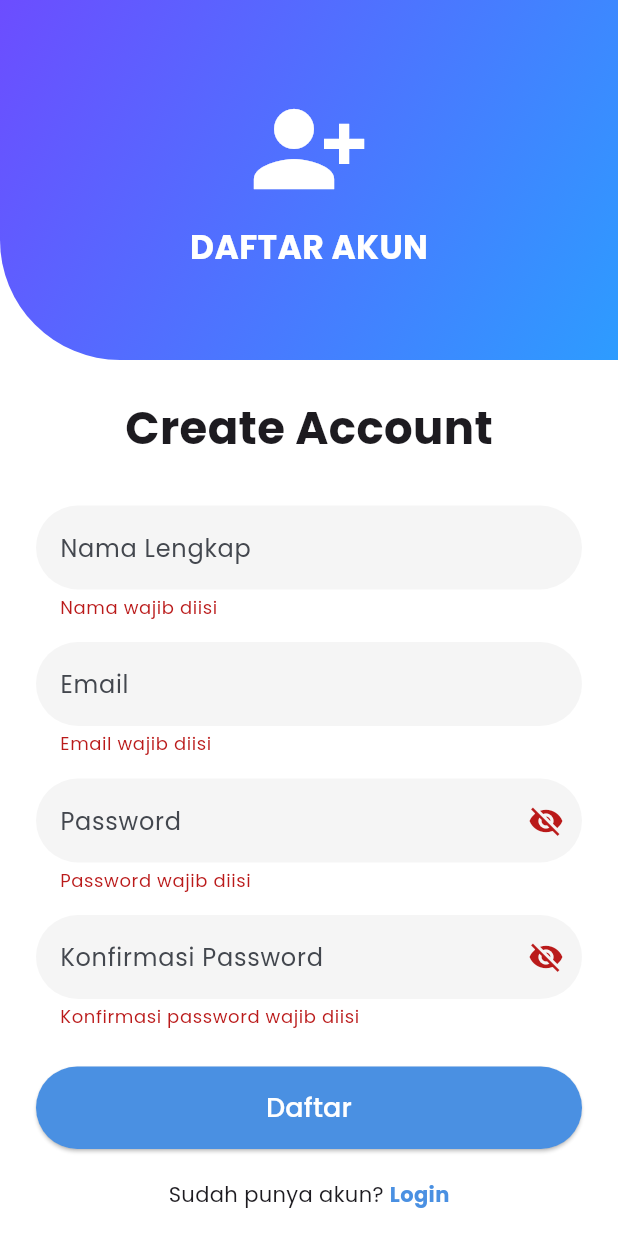
After one commit to rolandtrbl/pesona-pesawaran, a Flutter app: the RegisterPage screen opened directly, after a tap on "Daftar", on a phone screen of 412 x 824 dp. The commit adds this screen. Run offline on Flutter 3.47's test engine with Material 3 defaults, Android fonts, the light colour scheme and no system bars; our stand-ins replace dio, get, google_fonts.

Commit message:
feat: restore auth pages and auth service

```diff
--- /dev/null
+++ b/frontend/lib/constants/api_constant.dart
@@ -0,0 +1,3 @@
+class ApiConstant {
+  static const String baseUrl = 'http://10.0.2.2:3000';
+}
--- /dev/null
+++ b/frontend/lib/features/auth/pages/register_page.dart
@@ -0,0 +1,284 @@
+import 'package:flutter/material.dart';
+import 'package:get/get.dart';
+import '../../../services/auth_service.dart';
+
+class RegisterPage extends StatefulWidget {
+  const RegisterPage({super.key});
+
+  @override
+  State<RegisterPage> createState() => _RegisterPageState();
+}
+
+class _RegisterPageState extends State<RegisterPage> {
+  final _formKey = GlobalKey<FormState>();
+
+  final namaController = TextEditingController();
+  final emailController = TextEditingController();
+  final passwordController = TextEditingController();
+  final confirmPasswordController = TextEditingController();
+
+  final authService = AuthService();
+
+  bool isPasswordHidden = true;
+  bool isConfirmPasswordHidden = true;
+
+  @override
+  Widget build(BuildContext context) {
+    return Scaffold(
+      backgroundColor: Colors.white,
+
+      body: Form(
+        key: _formKey,
+        child: SingleChildScrollView(
+          child: Column(
+            children: [
+              Container(
+                height: 240,
+                decoration: const BoxDecoration(
+                  borderRadius: BorderRadius.only(
+                    bottomLeft: Radius.circular(80),
+                  ),
+                  gradient: LinearGradient(
+                    colors: [Color(0xFF6C4DFF), Color(0xFF2D9CFF)],
+                    begin: Alignment.topLeft,
+                    end: Alignment.bottomRight,
+                  ),
+                ),
+                child: const Center(
+                  child: Column(
+                    mainAxisAlignment: MainAxisAlignment.center,
+                    children: [
+                      Icon(
+                        Icons.person_add_alt_1,
+                        color: Colors.white,
+                        size: 80,
+                      ),
+                      SizedBox(height: 10),
+                      Text(
+                        'DAFTAR AKUN',
+                        style: TextStyle(
+                          color: Colors.white,
+                          fontSize: 22,
+                          fontWeight: FontWeight.bold,
+                        ),
+                      ),
+                    ],
+                  ),
+                ),
+              ),
+
+              Padding(
+                padding: const EdgeInsets.all(24),
+                child: Column(
+                  children: [
+                    const Text(
+                      'Create Account',
+                      style: TextStyle(
+                        fontSize: 30,
+                        fontWeight: FontWeight.bold,
+                      ),
+                    ),
+
+                    const SizedBox(height: 30),
+
+                    TextFormField(
+                      controller: namaController,
+                      validator: (value) {
+                        if (value == null || value.isEmpty) {
+                          return 'Nama wajib diisi';
+                        }
+                        return null;
+                      },
+                      decoration: InputDecoration(
+                        hintText: 'Nama Lengkap',
+                        filled: true,
+                        fillColor: Colors.grey.shade100,
+                        border: OutlineInputBorder(
+                          borderRadius: BorderRadius.circular(30),
+                          borderSide: BorderSide.none,
+                        ),
+                      ),
+                    ),
+
+                    const SizedBox(height: 15),
+
+                    TextFormField(
+                      controller: emailController,
+                      validator: (value) {
+                        if (value == null || value.isEmpty) {
+                          return 'Email wajib diisi';
+                        }
+                        return null;
+                      },
+                      decoration: InputDecoration(
+                        hintText: 'Email',
+                        filled: true,
+                        fillColor: Colors.grey.shade100,
+                        border: OutlineInputBorder(
+                          borderRadius: BorderRadius.circular(30),
+                          borderSide: BorderSide.none,
+                        ),
+                      ),
+                    ),
+
+                    const SizedBox(height: 15),
+
+                    TextFormField(
+                      controller: passwordController,
+                      obscureText: isPasswordHidden,
+                      validator: (value) {
+                        if (value == null || value.isEmpty) {
+                          return 'Password wajib diisi';
+                        }
+
+                        if (value.length < 6) {
+                          return 'Password minimal 6 karakter';
+                        }
+
+                        return null;
+                      },
+                      decoration: InputDecoration(
+                        hintText: 'Password',
+                        filled: true,
+                        fillColor: Colors.grey.shade100,
+                        border: OutlineInputBorder(
+                          borderRadius: BorderRadius.circular(30),
+                          borderSide: BorderSide.none,
+                        ),
+                        suffixIcon: IconButton(
+                          icon: Icon(
+                            isPasswordHidden
+                                ? Icons.visibility_off
+                                : Icons.visibility,
+                          ),
+                          onPressed: () {
+                            setState(() {
+                              isPasswordHidden = !isPasswordHidden;
+                            });
+                          },
+                        ),
+                      ),
+                    ),
+
+                    const SizedBox(height: 15),
+
+                    TextFormField(
+                      controller: confirmPasswordController,
+                      obscureText: isConfirmPasswordHidden,
+                      validator: (value) {
+                        if (value == null || value.isEmpty) {
+                          return 'Konfirmasi password wajib diisi';
+                        }
+
+                        if (value != passwordController.text) {
+                          return 'Password tidak sama';
+                        }
+
+                        return null;
+                      },
+                      decoration: InputDecoration(
+                        hintText: 'Konfirmasi Password',
+                        filled: true,
+                        fillColor: Colors.grey.shade100,
+                        border: OutlineInputBorder(
+                          borderRadius: BorderRadius.circular(30),
+                          borderSide: BorderSide.none,
+                        ),
+                        suffixIcon: IconButton(
+                          icon: Icon(
+                            isConfirmPasswordHidden
+                                ? Icons.visibility_off
+                                : Icons.visibility,
+                          ),
+                          onPressed: () {
+                            setState(() {
+                              isConfirmPasswordHidden =
+                                  !isConfirmPasswordHidden;
+                            });
+                          },
+                        ),
+                      ),
+                    ),
+
+                    const SizedBox(height: 25),
+
+                    SizedBox(
+                      width: double.infinity,
+                      height: 55,
+                      child: ElevatedButton(
+                        onPressed: () async {
+                          if (!_formKey.currentState!.validate()) return;
+
+                          try {
+                            final response = await authService.register(
+                              nama: namaController.text.trim(),
+                              email: emailController.text.trim(),
+                              password: passwordController.text,
+                            );
+
+                            if (response['statusCode'] == 201) {
+                              Get.snackbar(
+                                'Berhasil',
+                                'Akun berhasil dibuat',
+                                snackPosition: SnackPosition.BOTTOM,
+                              );
+
+                              Get.back();
+                            } else {
+                              Get.snackbar(
+                                'Gagal',
+                                response['message'] ?? 'Terjadi kesalahan',
+                                snackPosition: SnackPosition.BOTTOM,
+                              );
+                            }
+                          } catch (e) {
+                            Get.snackbar(
+                              'Error',
+                              e.toString(),
+                              snackPosition: SnackPosition.BOTTOM,
+                            );
+                          }
+                        },
+                        style: ElevatedButton.styleFrom(
+                          backgroundColor: const Color(0xFF4A90E2),
+                          shape: RoundedRectangleBorder(
+                            borderRadius: BorderRadius.circular(30),
+                          ),
+                        ),
+                        child: const Text(
+                          'Daftar',
+                          style: TextStyle(color: Colors.white, fontSize: 18),
+                        ),
+                      ),
+                    ),
+
+                    const SizedBox(height: 20),
+
+                    Row(
+                      mainAxisAlignment: MainAxisAlignment.center,
+                      children: [
+                        const Text('Sudah punya akun? '),
+                        GestureDetector(
+                          onTap: () {
+                            Get.back();
+                          },
+                          child: const Text(
+                            'Login',
+                            style: TextStyle(
+                              color: Color(0xFF4A90E2),
+                              fontWeight: FontWeight.bold,
+                            ),
+                          ),
+                        ),
+                      ],
+                    ),
+                  ],
+                ),
+              ),
+            ],
+          ),
+        ),
+      ),
+    );
+  }
+}
--- a/frontend/lib/routes/app_pages.dart
+++ b/frontend/lib/routes/app_pages.dart
@@ -2,4 +2,5 @@ abstract class AppPages {
   static const splash = '/';
   static const home = '/home';
   static const login = '/login';
+  static const register = '/register';
 }
--- /dev/null
+++ b/frontend/lib/services/auth_service.dart
@@ -0,0 +1,45 @@
+import 'dart:convert';
+
+import 'package:http/http.dart' as http;
+
+import '../constants/api_constant.dart';
+
+class AuthService {
+  Future<Map<String, dynamic>> register({
+    required String nama,
+    required String email,
+    required String password,
+  }) async {
+    final response = await http.post(
+      Uri.parse('${ApiConstant.baseUrl}/auth/register'),
+      headers: {
+        'Content-Type': 'application/json',
+      },
+      body: jsonEncode({
+        'nama': nama,
+        'email': email,
+        'password': password,
+      }),
+    );
+
+    return jsonDecode(response.body);
+  }
+
+  Future<Map<String, dynamic>> login({
+    required String email,
+    required String password,
+  }) async {
+    final response = await http.post(
+      Uri.parse('${ApiConstant.baseUrl}/auth/login'),
+      headers: {
+        'Content-Type': 'application/json',
+      },
+      body: jsonEncode({
+        'email': email,
+        'password': password,
+      }),
+    );
+
+    return jsonDecode(response.body);
+  }
+}
--- a/frontend/pubspec.yaml
+++ b/frontend/pubspec.yaml
@@ -42,6 +42,8 @@ dependencies:
   flutter_svg: ^2.2.2
   shimmer: ^3.0.0
   intl: ^0.20.2
+
+  http: ^1.2.1
 
 dev_dependencies:
   flutter_test:
```
Also changed, not shown: frontend/lib/features/auth/pages/login_page.dart (added, +231 -0 lines), frontend/pubspec.lock.
